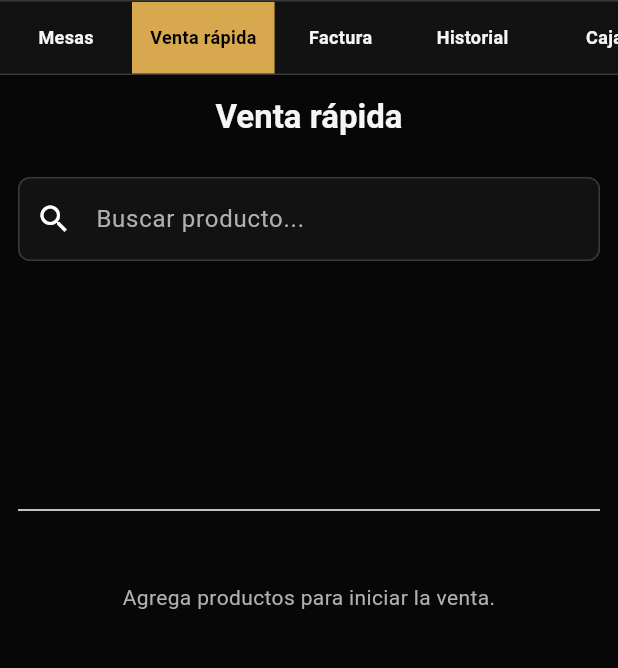
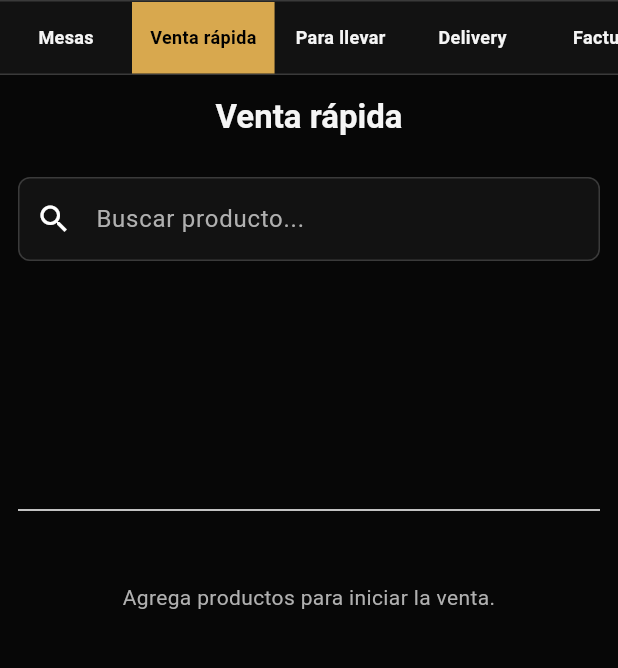
Before and after one commit to Elilearner/privity_pos, a Flutter app: the screen it shows after launch, after a tap on "Venta rápida", on a phone screen of 412 x 824 dp, the part 84-752 px from its top. Run offline on Flutter 3.47's test engine with Material 3 defaults, Android fonts, the phone set to English and light mode, and no system bars; our stand-ins replace drift, drift_flutter; accounts and stored records are empty; generated files the repository leaves out were written again; statements that could not run were skipped.

Commit message:
Add delivery sales flow and delivery persistence

```diff
--- a/lib/data/database/tables/sales_table.dart
+++ b/lib/data/database/tables/sales_table.dart
@@ -13,6 +13,12 @@ class Sales extends Table {
 
   TextColumn get customerName => text().nullable()();
 
+  TextColumn get customerPhone => text().nullable()();
+
+  TextColumn get deliveryAddress => text().nullable()();
+
+  TextColumn get deliveryReference => text().nullable()();
+
   RealColumn get deliveryFee => real().withDefault(const Constant(0))();
 
   RealColumn get taxRate => real().withDefault(const Constant(0))();
--- a/lib/data/repositories/product_repository.dart
+++ b/lib/data/repositories/product_repository.dart
@@ -9,7 +9,9 @@ class ProductRepository {
   final db.AppDatabase database;
 
   Future<List<domain.Product>> getAllProducts() async {
-    final rows = await database.select(database.products).get();
+    final rows = await (database.select(
+      database.products,
+    )..orderBy([(table) => drift.OrderingTerm.asc(table.name)])).get();
 
     return rows.map((row) {
       return domain.Product(
@@ -49,25 +51,9 @@ class ProductRepository {
   }
 
   Future<void> saveProducts(List<domain.Product> products) async {
-    await database.batch((batch) {
+    await database.transaction(() async {
       for (final product in products) {
-        batch.insert(
-          database.products,
-          db.ProductsCompanion.insert(
-            id: drift.Value(product.id),
-            name: product.name,
-            salePrice: product.salePrice,
-            purchasePrice: product.purchasePrice,
-            imagePath: product.imagePath,
-            category: product.category,
-            stock: drift.Value(product.stock),
-            isActive: drift.Value(product.isActive),
-            description: drift.Value(product.description),
-            barcode: drift.Value(product.barcode),
-            favorite: drift.Value(product.favorite),
-          ),
-          mode: drift.InsertMode.insertOrReplace,
-        );
+        await saveProduct(product);
       }
     });
   }
@@ -77,4 +63,28 @@ class ProductRepository {
       database.products,
     )..where((table) => table.id.equals(productId))).go();
   }
+
+  Future<domain.Product?> getProduct(int productId) async {
+    final row = await (database.select(
+      database.products,
+    )..where((table) => table.id.equals(productId))).getSingleOrNull();
+
+    if (row == null) {
+      return null;
+    }
+
+    return domain.Product(
+      id: row.id,
+      name: row.name,
+      salePrice: row.salePrice,
+      purchasePrice: row.purchasePrice,
+      imagePath: row.imagePath,
+      category: row.category,
+      stock: row.stock,
+      isActive: row.isActive,
+      description: row.description,
+      barcode: row.barcode,
+      favorite: row.favorite,
+    );
+  }
 }
--- a/lib/models/sale_draft.dart
+++ b/lib/models/sale_draft.dart
@@ -6,6 +6,9 @@ class SaleDraft {
     required this.type,
     List<InvoiceItem>? items,
     this.customerName,
+    this.customerPhone,
+    this.deliveryAddress,
+    this.deliveryReference,
     this.deliveryFee = 0,
     this.taxRate = 0,
   }) : items = items ?? [];
@@ -15,6 +18,12 @@ class SaleDraft {
   final List<InvoiceItem> items;
 
   String? customerName;
+
+  String? customerPhone;
+
+  String? deliveryAddress;
+
+  String? deliveryReference;
 
   double deliveryFee;
 
--- /dev/null
+++ b/lib/screens/delivery/delivery_screen.dart
@@ -0,0 +1,467 @@
+import 'package:flutter/material.dart';
+
+import '../../core/app_colors.dart';
+import '../../core/currency_formatter.dart';
+import '../../models/invoice_item.dart';
+import '../../models/sale_draft.dart';
+import '../../models/sale_type.dart';
+import '../../services/service_locator.dart';
+import '../../widgets/invoice/invoice_item_card.dart';
+import '../../widgets/products/product_card.dart';
+import '../payment/payment_screen.dart';
+
+class DeliveryScreen extends StatefulWidget {
+  const DeliveryScreen({super.key});
+
+  @override
+  State<DeliveryScreen> createState() => _DeliveryScreenState();
+}
+
+class _DeliveryScreenState extends State<DeliveryScreen> {
+  final SaleDraft _draft = SaleDraft(type: SaleType.delivery);
+
+  final TextEditingController _customerNameController = TextEditingController();
+
+  final TextEditingController _phoneController = TextEditingController();
+
+  final TextEditingController _addressController = TextEditingController();
+
+  final TextEditingController _referenceController = TextEditingController();
+
+  final TextEditingController _deliveryFeeController = TextEditingController();
+
+  String _searchQuery = '';
+
+  @override
+  void dispose() {
+    _customerNameController.dispose();
+    _phoneController.dispose();
+    _addressController.dispose();
+    _referenceController.dispose();
+    _deliveryFeeController.dispose();
+
+    super.dispose();
+  }
+
+  @override
+  Widget build(BuildContext context) {
+    final products = Services.products.search(_searchQuery);
+
+    return Scaffold(
+      appBar: AppBar(title: const Text('Delivery')),
+      body: SafeArea(
+        child: ListView(
+          padding: const EdgeInsets.all(12),
+          children: [
+            _buildCustomerSection(),
+
+            const SizedBox(height: 18),
+
+            const Text(
+              'PRODUCTOS',
+              style: TextStyle(
+                color: AppColors.textSecondary,
+                fontSize: 13,
+                fontWeight: FontWeight.bold,
+              ),
+            ),
+
+            const SizedBox(height: 10),
+
+            TextField(
+              decoration: const InputDecoration(
+                hintText: 'Buscar producto...',
+                prefixIcon: Icon(Icons.search),
+              ),
+              onChanged: (value) {
+                setState(() {
+                  _searchQuery = value;
+                });
+              },
+            ),
+
+            const SizedBox(height: 12),
+
+            SizedBox(
+              height: 340,
+              child: GridView.builder(
+                itemCount: products.length,
+                gridDelegate: const SliverGridDelegateWithFixedCrossAxisCount(
+                  crossAxisCount: 3,
+                  crossAxisSpacing: 8,
+                  mainAxisSpacing: 8,
+                  childAspectRatio: 0.72,
+                ),
+                itemBuilder: (context, index) {
+                  final product = products[index];
+
+                  return ProductCard(
+                    name: product.name,
+                    price: product.salePrice,
+                    imagePath: product.imagePath,
+                    onTap: () {
+                      final existingItem = _draft.findItem(product.id);
+
+                      if (existingItem != null) {
+                        existingItem.increase();
+                      } else {
+                        _draft.addItem(InvoiceItem(product: product));
+                      }
+
+                      setState(() {});
+                    },
+                  );
+                },
+              ),
+            ),
+
+            const SizedBox(height: 18),
+
+            const Text(
+              'PEDIDO',
+              style: TextStyle(
+                color: AppColors.textSecondary,
+                fontSize: 13,
+                fontWeight: FontWeight.bold,
+              ),
+            ),
+
+            const SizedBox(height: 10),
+
+            if (_draft.items.isEmpty)
+              const Padding(
+                padding: EdgeInsets.symmetric(vertical: 30),
+                child: Text(
+                  'Agrega productos para iniciar el delivery.',
+                  textAlign: TextAlign.center,
+                  style: TextStyle(color: AppColors.textSecondary),
+                ),
+              )
+            else
+              ListView.separated(
+                shrinkWrap: true,
+                physics: const NeverScrollableScrollPhysics(),
+                itemCount: _draft.items.length,
+                separatorBuilder: (_, _) => const SizedBox(height: 8),
+                itemBuilder: (context, index) {
+                  final item = _draft.items[index];
+
+                  return InvoiceItemCard(
+                    item: item,
+                    onIncrease: () {
+                      item.increase();
+
+                      setState(() {});
+                    },
+                    onDecrease: () {
+                      if (item.quantity > 1) {
+                        item.decrease();
+                      } else {
+                        _draft.removeItem(index);
+                      }
+
+                      setState(() {});
+                    },
+                    onDelete: () {
+                      _draft.removeItem(index);
+
+                      setState(() {});
+                    },
+                  );
+                },
+              ),
+
+            const SizedBox(height: 16),
+
+            _buildTotalsCard(),
+
+            const SizedBox(height: 14),
+
+            SizedBox(
+              height: 52,
+              child: FilledButton.icon(
+                onPressed: _draft.isEmpty ? null : _openPaymentScreen,
+                icon: const Icon(Icons.delivery_dining),
+                label: const Text('COBRAR DELIVERY'),
+              ),
+            ),
+
+            const SizedBox(height: 20),
+          ],
+        ),
+      ),
+    );
+  }
+
+  Widget _buildCustomerSection() {
+    return Container(
+      padding: const EdgeInsets.all(16),
+      decoration: BoxDecoration(
+        color: AppColors.surface,
+        borderRadius: BorderRadius.circular(12),
+        border: Border.all(color: AppColors.border),
+      ),
+      child: Column(
+        crossAxisAlignment: CrossAxisAlignment.stretch,
+        children: [
+          const Text(
+            'DATOS DEL CLIENTE',
+            style: TextStyle(
+              color: AppColors.goldLight,
+              fontSize: 14,
+              fontWeight: FontWeight.bold,
+            ),
+          ),
+
+          const SizedBox(height: 14),
+
+          TextField(
+            controller: _customerNameController,
+            textCapitalization: TextCapitalization.words,
+            decoration: const InputDecoration(
+              labelText: 'Nombre del cliente',
+              prefixIcon: Icon(Icons.person_outline),
+            ),
+          ),
+
+          const SizedBox(height: 12),
+
+          TextField(
+            controller: _phoneController,
+            keyboardType: TextInputType.phone,
+            decoration: const InputDecoration(
+              labelText: 'Teléfono',
+              prefixIcon: Icon(Icons.phone_outlined),
+            ),
+          ),
+
+          const SizedBox(height: 12),
+
+          TextField(
+            controller: _addressController,
+            textCapitalization: TextCapitalization.sentences,
+            maxLines: 2,
+            decoration: const InputDecoration(
+              labelText: 'Dirección de entrega',
+              prefixIcon: Icon(Icons.location_on_outlined),
+            ),
+          ),
+
+          const SizedBox(height: 12),
+
+          TextField(
+            controller: _referenceController,
+            textCapitalization: TextCapitalization.sentences,
+            decoration: const InputDecoration(
+              labelText: 'Referencia de ubicación',
+              hintText: 'Opcional',
+              prefixIcon: Icon(Icons.place_outlined),
+            ),
+          ),
+
+          const SizedBox(height: 12),
+
+          TextField(
+            controller: _deliveryFeeController,
+            keyboardType: const TextInputType.numberWithOptions(decimal: true),
+            decoration: const InputDecoration(
+              labelText: 'Costo de delivery',
+              hintText: '0.00',
+              prefixIcon: Icon(Icons.delivery_dining),
+            ),
+            onChanged: (value) {
+              final amount = _parseAmount(value);
+
+              setState(() {
+                _draft.deliveryFee = amount ?? 0;
+              });
+            },
+          ),
+        ],
+      ),
+    );
+  }
+
+  Widget _buildTotalsCard() {
+    return Container(
+      padding: const EdgeInsets.all(16),
+      decoration: BoxDecoration(
+        color: AppColors.surface,
+        borderRadius: BorderRadius.circular(12),
+        border: Border.all(color: AppColors.border),
+      ),
+      child: Column(
+        children: [
+          _DeliveryTotalRow(
+            label: 'Productos',
+            value: CurrencyFormatter.format(_draft.subtotal),
+          ),
+
+          const SizedBox(height: 10),
+
+          _DeliveryTotalRow(
+            label: 'Delivery',
+            value: CurrencyFormatter.format(_draft.deliveryFee),
+          ),
+
+          if (_draft.tax > 0) ...[
+            const SizedBox(height: 10),
+            _DeliveryTotalRow(
+              label: 'Impuestos',
+              value: CurrencyFormatter.format(_draft.tax),
+            ),
+          ],
+
+          const Divider(height: 28),
+
+          _DeliveryTotalRow(
+            label: 'TOTAL',
+            value: CurrencyFormatter.format(_draft.total),
+            highlighted: true,
+          ),
+
+          const SizedBox(height: 10),
+
+          _DeliveryTotalRow(label: 'Productos', value: '${_draft.totalItems}'),
+        ],
+      ),
+    );
+  }
+
+  Future<void> _openPaymentScreen() async {
+    final customerName = _customerNameController.text.trim();
+
+    final phone = _phoneController.text.trim();
+
+    final address = _addressController.text.trim();
+
+    final reference = _referenceController.text.trim();
+
+    if (customerName.isEmpty) {
+      _showValidationMessage('Ingresa el nombre del cliente.');
+
+      return;
+    }
+
+    if (phone.isEmpty) {
+      _showValidationMessage('Ingresa el teléfono del cliente.');
+
+      return;
+    }
+
+    if (address.isEmpty) {
+      _showValidationMessage('Ingresa la dirección de entrega.');
+
+      return;
+    }
+
+    _draft.customerName = customerName;
+
+    _draft.customerPhone = phone;
+
+    _draft.deliveryAddress = address;
+
+    _draft.deliveryReference = reference.isEmpty ? null : reference;
+
+    final paymentCompleted = await Navigator.of(context).push<bool>(
+      MaterialPageRoute(builder: (_) => PaymentScreen(draft: _draft)),
+    );
+
+    if (!mounted) {
+      return;
+    }
+
+    if (paymentCompleted == true) {
+      _resetForm();
+
+      ScaffoldMessenger.of(
+        context,
+      ).showSnackBar(const SnackBar(content: Text('Delivery completado.')));
+
+      return;
+    }
+
+    setState(() {});
+  }
+
+  void _resetForm() {
+    _customerNameController.clear();
+    _phoneController.clear();
+    _addressController.clear();
+    _referenceController.clear();
+    _deliveryFeeController.clear();
+
+    setState(() {
+      _searchQuery = '';
+      _draft.customerName = null;
+      _draft.customerPhone = null;
+      _draft.deliveryAddress = null;
+      _draft.deliveryReference = null;
+      _draft.deliveryFee = 0;
+      _draft.taxRate = 0;
+    });
+  }
+
+  void _showValidationMessage(String message) {
+    ScaffoldMessenger.of(
+      context,
+    ).showSnackBar(SnackBar(content: Text(message)));
+  }
+
+  double? _parseAmount(String value) {
+    final cleaned = value.replaceAll(',', '').trim();
+
+    if (cleaned.isEmpty) {
+      return null;
+    }
+
+    final amount = double.tryParse(cleaned);
+
+    if (amount == null || amount < 0) {
+      return null;
+    }
+
+    return amount;
+  }
+}
+
+class _DeliveryTotalRow extends StatelessWidget {
+  const _DeliveryTotalRow({
+    required this.label,
+    required this.value,
+    this.highlighted = false,
+  });
+
+  final String label;
+  final String value;
+
+  final bool highlighted;
+
+  @override
+  Widget build(BuildContext context) {
+    return Row(
+      children: [
+        Expanded(
+          child: Text(
+            label,
+            style: TextStyle(
+              color: highlighted
+                  ? AppColors.goldLight
+                  : AppColors.textSecondary,
+              fontSize: highlighted ? 16 : 14,
+              fontWeight: highlighted ? FontWeight.bold : FontWeight.normal,
+            ),
+          ),
+        ),
+        Text(
+          value,
+          style: TextStyle(
+            color: highlighted ? AppColors.goldLight : AppColors.textPrimary,
+            fontSize: highlighted ? 18 : 15,
+            fontWeight: FontWeight.bold,
+          ),
+        ),
+      ],
+    );
+  }
+}
--- a/lib/screens/home/home_screen.dart
+++ b/lib/screens/home/home_screen.dart
@@ -3,10 +3,12 @@ import 'package:flutter/material.dart';
 import '../../core/business_config.dart';
 import '../../widgets/navigation/main_navigation.dart';
 import '../cash/cash_screen.dart';
+import '../delivery/delivery_screen.dart';
 import '../history/history_screen.dart';
 import '../quick_sale/quick_sale_screen.dart';
 import '../settings/settings_screen.dart';
 import '../tables/tables_screen.dart';
+import '../takeaway/takeaway_screen.dart';
 
 class HomeScreen extends StatefulWidget {
   const HomeScreen({super.key});
@@ -33,6 +35,18 @@ class _HomeScreenState extends State<HomeScreen> {
           title: 'Venta rápida',
           page: QuickSaleScreen(),
         ),
+      );
+    }
+
+    if (BusinessConfig.enableTakeaway) {
+      items.add(
+        const _HomeNavigationItem(title: 'Para llevar', page: TakeawayScreen()),
+      );
+    }
+
+    if (BusinessConfig.enableDelivery) {
+      items.add(
+        const _HomeNavigationItem(title: 'Delivery', page: DeliveryScreen()),
       );
     }
 
```
Also changed, not shown: lib/data/database/app_database.dart (+10 -1 lines), lib/models/sale.dart (+18 -2 lines), lib/services/sale_service.dart (+9 -4 lines), lib/data/database/app_database.g.dart.
